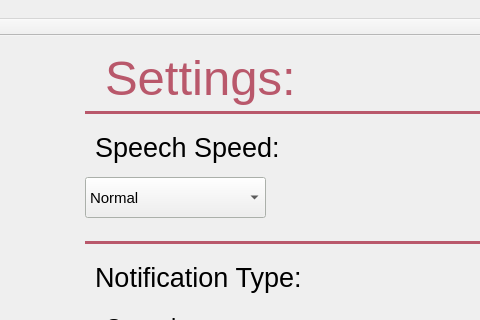
The window that leddargui/mainwindow.ui (SCCapstone/Sense-Able) describes before a commit, drawn with Qt 5; both pictures show x 126 to 606 and y 0 to 320 of the 892 by 726 pixel window.
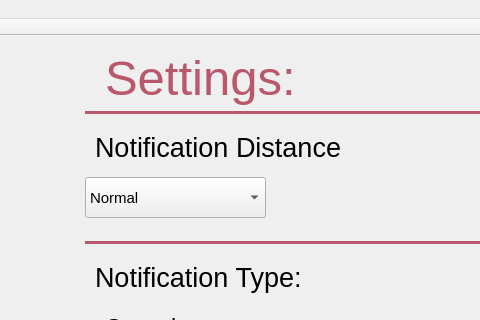
The same window after the commit. The open tabs and pages were chosen to show the change.

Commit message: added distance overlay

The edit to the form file:
```diff
--- a/leddargui/mainwindow.ui
+++ b/leddargui/mainwindow.ui
@@ -1447,7 +1447,7 @@
            <rect>
             <x>210</x>
             <y>80</y>
-            <width>191</width>
+            <width>291</width>
             <height>41</height>
            </rect>
           </property>
@@ -1457,7 +1457,7 @@
            </font>
           </property>
           <property name="text">
-           <string>Speech Speed:</string>
+           <string>Notification Distance</string>
           </property>
          </widget>
          <widget class="QComboBox" name="comboBox_2">
```
Left out of the diff: 4 changed lines with no effect on the pictures. The commit also changes 6 other files.
